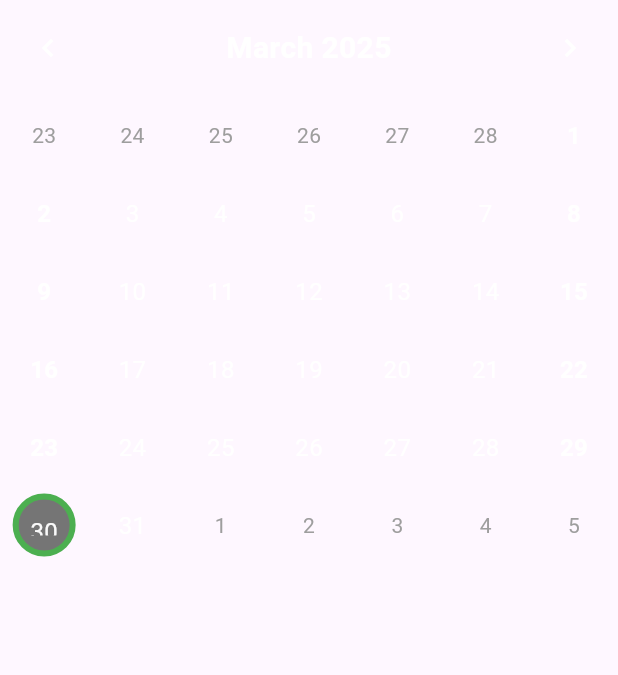
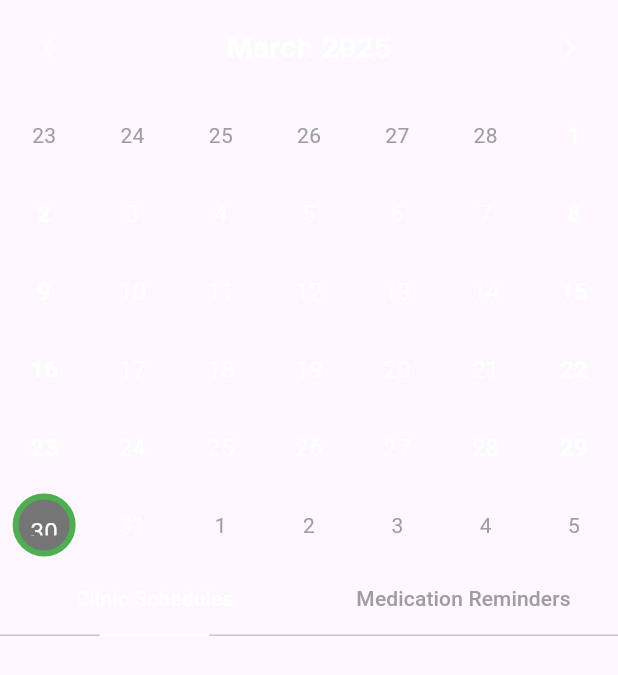
Before and after one commit to dilinamewan/pulsemedicalapplication, a Flutter app: the CalendarScreen screen opened directly, on a phone screen of 412 x 824 dp. Shown: the top 675 px of the screen. Run offline on Flutter 3.47's test engine with Material 3 defaults, Android fonts, the phone set to English and light mode, and no system bars; drawn by our look-alikes of table_calendar; our stand-ins replace awesome_notifications, cloud_firestore, dio, file_picker, firebase_auth, firebase_core and 13 more; missing offline and left inert: flutter_ai_toolkit, workmanager; accounts and stored records are empty.

Commit message:
added tabview

```diff
--- a/lib/ui/components/CalendarScreen.dart
+++ b/lib/ui/components/CalendarScreen.dart
@@ -1,5 +1,8 @@
 import 'package:intl/intl.dart';
 import 'package:flutter/material.dart';
+import 'package:pulse/UI/AddHMUI.dart';
+import 'package:pulse/UI/MedicationHomeScreen.dart';
+import 'package:pulse/UI/add_medication_screen.dart';
 import 'package:table_calendar/table_calendar.dart';
 import 'package:pulse/ui/components/ScheduleCalenderScreen.dart';
 import 'package:pulse/ui/ScheduleFormScreen.dart';
@@ -11,13 +14,23 @@ class CalendarScreen extends StatefulWidget {
   CalendarScreenState createState() => CalendarScreenState();
 }
 
-class CalendarScreenState extends State<CalendarScreen> {
+class CalendarScreenState extends State<CalendarScreen> with SingleTickerProviderStateMixin {
   DateTime _selectedDay = DateTime.now();
+  late TabController _tabController;
 
+  @override
+  void initState() {
+    super.initState();
+    _tabController = TabController(length: 2, vsync: this);
+  }
 
+  @override
+  void dispose() {
+    _tabController.dispose();
+    super.dispose();
+  }
 
-  void fabClick() {
-
+  void fabClick(int index) {
     if (_selectedDay.microsecondsSinceEpoch < DateTime.now().microsecondsSinceEpoch) {
       ScaffoldMessenger.of(context).showSnackBar(
         const SnackBar(
@@ -25,6 +38,7 @@ class CalendarScreenState extends State<CalendarScreen> {
         ),
       );
     } else {
+      if (index == 0) {
         Navigator.push(
           context,
           MaterialPageRoute(
@@ -33,14 +47,31 @@ class CalendarScreenState extends State<CalendarScreen> {
             ),
           ),
         );
+      } else if (index == 1) {
+        Navigator.push(
+          context,
+          MaterialPageRoute(
+            builder: (context) => AddMedicationScreen(),
+          ),
+        );
+      } else {
+        Navigator.push(
+          context,
+          MaterialPageRoute(
+            builder: (context) => AddHMUI(),
+          ),
+        );
+      }
     }
   }
 
   @override
   Widget build(BuildContext context) {
-    return Container(
+    return Scaffold(
+      body: SingleChildScrollView(
         child: Column(
           children: [
+            // Calendar section
             TableCalendar(
               calendarFormat: CalendarFormat.month,
               availableCalendarFormats: const {
@@ -87,14 +118,42 @@ class CalendarScreenState extends State<CalendarScreen> {
                 ),
               ),
             ),
-          Flexible(
-            fit: FlexFit.loose,
-            child: ScheduleCalenderScreen(
+
+            // Tab bar section
+            Container(
+              child: TabBar(
+                controller: _tabController,
+                tabs: const [
+                  Tab(text: "Clinic Schedules"),
+                  Tab(text: "Medication Reminders"),
+                ],
+                indicator: const UnderlineTabIndicator(
+                  borderSide: BorderSide(width: 2.0, color: Colors.white),
+                  insets: EdgeInsets.symmetric(horizontal: 16.0),
+                ),
+                labelColor: Colors.white,
+                unselectedLabelColor: Colors.grey,
+                indicatorSize: TabBarIndicatorSize.label,
+              ),
+            ),
+            SizedBox(height: 5,),
+            // Tab content with fixed height
+            SizedBox(
+              height: 500,
+              child: TabBarView(
+                controller: _tabController,
+                children: [
+                  // Schedule tab
+                  ScheduleCalenderScreen(
                     date: DateFormat('yyyy-MM-dd').format(_selectedDay),
+                  ),
+                  MedicationHomeScreen(),
+                ],
               ),
             ),
           ],
         ),
+      ),
     );
   }
 }
```
Lines whose indentation alone changed are shown as unchanged.
